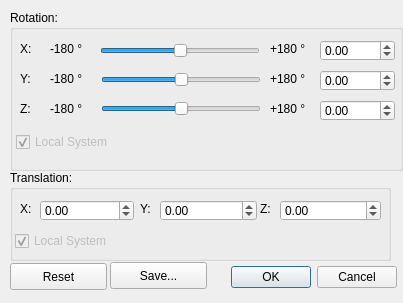
First picture: the form in src/qglviewer/ui/TransformationDialogUI.ui, repository uos/lvr2, before the edit.
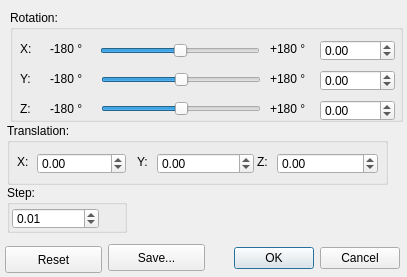
Second picture: the form after the edit.

Commit message: Trafo dialog scaling, PCL width and height bugfix

```diff
--- a/src/qglviewer/ui/TransformationDialogUI.ui
+++ b/src/qglviewer/ui/TransformationDialogUI.ui
@@ -6,8 +6,8 @@
    <rect>
     <x>0</x>
     <y>0</y>
-    <width>403</width>
-    <height>303</height>
+    <width>407</width>
+    <height>277</height>
    </rect>
   </property>
   <property name="windowTitle">
@@ -16,8 +16,8 @@
   <widget class="QDialogButtonBox" name="buttonBox">
    <property name="geometry">
     <rect>
-     <x>206</x>
-     <y>261</y>
+     <x>209</x>
+     <y>242</y>
      <width>191</width>
      <height>32</height>
     </rect>
@@ -35,7 +35,7 @@
      <x>10</x>
      <y>10</y>
      <width>393</width>
-     <height>161</height>
+     <height>112</height>
     </rect>
    </property>
    <property name="title">
@@ -323,33 +323,14 @@
      <string>-180 °</string>
     </property>
    </widget>
-   <widget class="QCheckBox" name="checkBoxRotLocal">
-    <property name="enabled">
-     <bool>false</bool>
-    </property>
-    <property name="geometry">
-     <rect>
-      <x>6</x>
-      <y>121</y>
-      <width>131</width>
-      <height>22</height>
-     </rect>
-    </property>
-    <property name="text">
-     <string>Local System</string>
-    </property>
-    <property name="checked">
-     <bool>true</bool>
-    </property>
-   </widget>
   </widget>
   <widget class="QGroupBox" name="groupBoxTranslation">
    <property name="geometry">
     <rect>
-     <x>10</x>
-     <y>170</y>
+     <x>7</x>
+     <y>123</y>
      <width>381</width>
-     <height>91</height>
+     <height>62</height>
     </rect>
    </property>
    <property name="title">
@@ -373,7 +354,7 @@
      <rect>
       <x>30</x>
       <y>30</y>
-      <width>94</width>
+      <width>89</width>
       <height>21</height>
      </rect>
     </property>
@@ -413,25 +394,6 @@
      <string>Z:</string>
     </property>
    </widget>
-   <widget class="QCheckBox" name="checkBoxTransLocal">
-    <property name="enabled">
-     <bool>false</bool>
-    </property>
-    <property name="geometry">
-     <rect>
-      <x>5</x>
-      <y>60</y>
-      <width>131</width>
-      <height>22</height>
-     </rect>
-    </property>
-    <property name="text">
-     <string>Local System</string>
-    </property>
-    <property name="checked">
-     <bool>true</bool>
-    </property>
-   </widget>
    <widget class="QDoubleSpinBox" name="spinBoxYTrans">
     <property name="geometry">
      <rect>
@@ -474,8 +436,8 @@
   <widget class="QPushButton" name="buttonReset">
    <property name="geometry">
     <rect>
-     <x>10</x>
-     <y>263</y>
+     <x>5</x>
+     <y>246</y>
      <width>97</width>
      <height>27</height>
     </rect>
@@ -487,8 +449,8 @@
   <widget class="QPushButton" name="buttonSave">
    <property name="geometry">
     <rect>
-     <x>110</x>
-     <y>262</y>
+     <x>108</x>
+     <y>244</y>
      <width>97</width>
      <height>27</height>
     </rect>
@@ -497,6 +459,41 @@
     <string>Save...</string>
    </property>
   </widget>
+  <widget class="QGroupBox" name="groupBox">
+   <property name="geometry">
+    <rect>
+     <x>7</x>
+     <y>185</y>
+     <width>120</width>
+     <height>48</height>
+    </rect>
+   </property>
+   <property name="title">
+    <string>Step:</string>
+   </property>
+   <widget class="QDoubleSpinBox" name="spinBoxStep">
+    <property name="geometry">
+     <rect>
+      <x>5</x>
+      <y>23</y>
+      <width>87</width>
+      <height>21</height>
+     </rect>
+    </property>
+    <property name="minimum">
+     <double>-1000000.000000000000000</double>
+    </property>
+    <property name="maximum">
+     <double>1000000.000000000000000</double>
+    </property>
+    <property name="singleStep">
+     <double>0.010000000000000</double>
+    </property>
+    <property name="value">
+     <double>0.010000000000000</double>
+    </property>
+   </widget>
+  </widget>
  </widget>
  <resources/>
  <connections>
```
Left out of the diff: 2 changed lines with no effect on the pictures. The commit also changes 3 other files.
